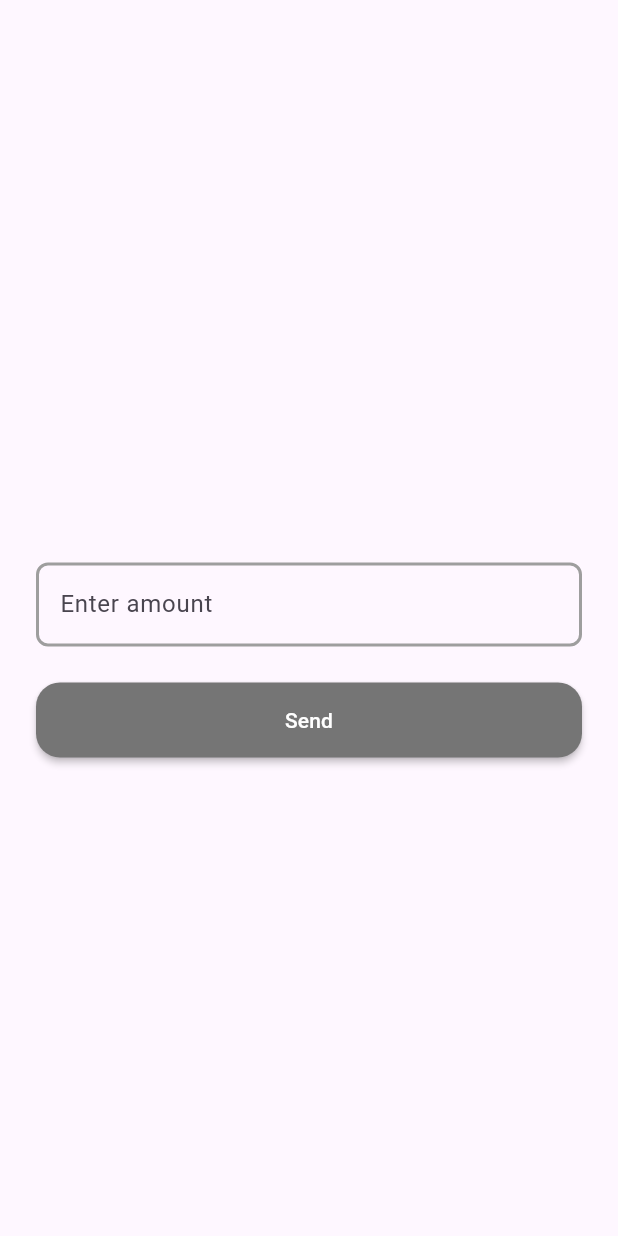
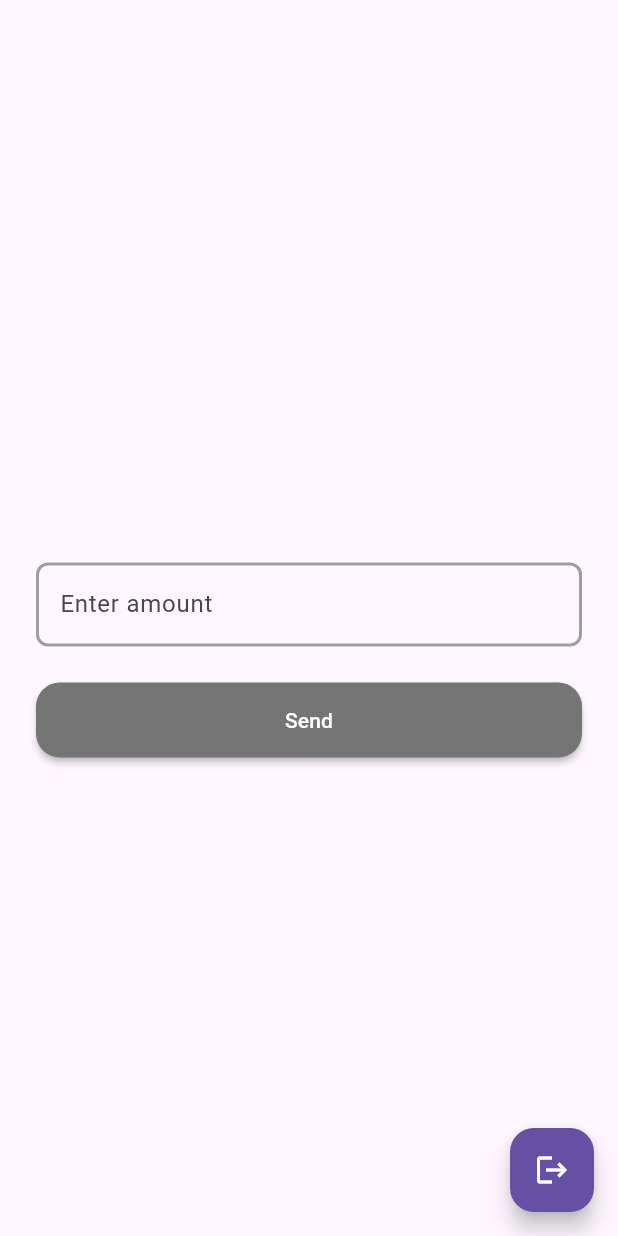
Before and after one commit to HaroldArtienda/send-money, a Flutter app: the SendMoneyScreen screen opened by its route, on a phone screen of 412 x 824 dp. Run offline on Flutter 3.47's test engine with Material 3 defaults, Android fonts, the phone set to English and light mode, and no system bars; our stand-ins replace equatable, flutter_bloc, get_it, go_router; missing offline and left inert: dart:ffi.

Commit message:
add logout fab for all screen

```diff
--- /dev/null
+++ b/lib/common_ui/sm_logout_fab.dart
@@ -0,0 +1,24 @@
+import 'package:flutter/material.dart';
+import 'package:go_router/go_router.dart';
+import 'package:send_money/utils/extensions.dart';
+
+class SMLogoutFAB extends StatelessWidget {
+  const SMLogoutFAB({super.key});
+
+  void _logout(BuildContext context) {
+    context.go('/');
+  }
+
+  @override
+  Widget build(BuildContext context) {
+    return FloatingActionButton(
+      onPressed: () => _logout(context),
+      backgroundColor: context.theme.primaryColor,
+      tooltip: 'Logout',
+      child: const Icon(
+        Icons.logout,
+        color: Colors.white,
+      ),
+    );
+  }
+}
--- a/lib/home/home_screen.dart
+++ b/lib/home/home_screen.dart
@@ -2,6 +2,7 @@ import 'package:flutter/material.dart';
 import 'package:flutter_bloc/flutter_bloc.dart';
 import 'package:go_router/go_router.dart';
 import 'package:intl/intl.dart';
+import 'package:send_money/common_ui/sm_logout_fab.dart';
 import 'package:send_money/home/bloc/home_bloc.dart';
 import 'package:send_money/home/bloc/home_state.dart';
 import 'package:send_money/utils/constants.dart';
@@ -23,6 +24,7 @@ class _HomeScreenState extends State<HomeScreen> {
   @override
   Widget build(BuildContext context) {
     return Scaffold(
+      floatingActionButton: const SMLogoutFAB(),
       body: Center(
         child: Container(
           padding: EdgeInsets.all(16.0),
--- a/lib/router.dart
+++ b/lib/router.dart
@@ -10,8 +10,7 @@ final GoRouter router = GoRouter(
     GoRoute(
       path: SMRoute.login.path,
       builder: (ctx, state) {
-        // return LoginScreen();
-        return HomeScreen();
+        return LoginScreen();
       },
     ),
     GoRoute(
--- a/lib/send_money/send_money_screen.dart
+++ b/lib/send_money/send_money_screen.dart
@@ -4,6 +4,7 @@ import 'package:go_router/go_router.dart';
 import 'package:send_money/common_ui/sm_bottom_sheet.dart';
 import 'package:send_money/common_ui/sm_common_button.dart';
 import 'package:send_money/common_ui/sm_common_text_field.dart';
+import 'package:send_money/common_ui/sm_logout_fab.dart';
 import 'package:send_money/utils/constants.dart';
 
 class SendMoneyScreen extends StatefulWidget {
@@ -51,6 +52,7 @@ class _SendMoneyScreenState extends State<SendMoneyScreen> {
   @override
   Widget build(BuildContext context) {
     return Scaffold(
+      floatingActionButton: const SMLogoutFAB(),
       appBar: AppBar(),
       body: Padding(
         padding: const EdgeInsets.all(24.0),
```
